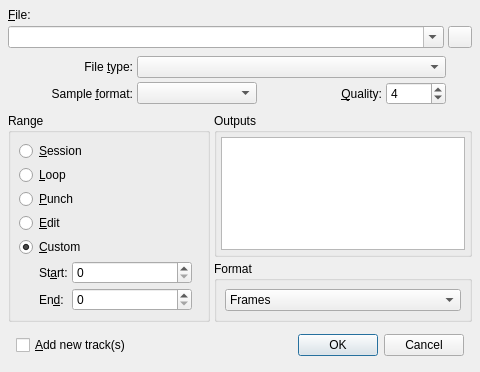
The window that src/qtractorExportForm.ui (rncbc/qtractor) describes before a commit, drawn with Qt 5.
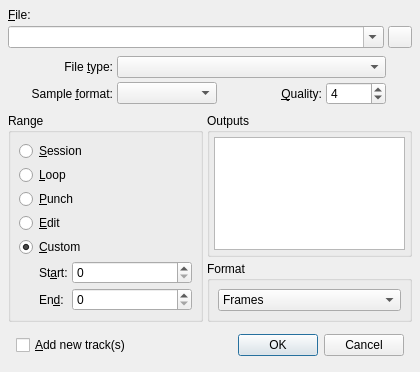
The same window after the commit. Icons and pictures are not drawn. Custom widgets are drawn as their Qt base class.

Commit message: - Make Export Tracks dialog a lil'tighter (horizontally).

```diff
--- a/src/qtractorExportForm.ui
+++ b/src/qtractorExportForm.ui
@@ -26,7 +26,7 @@
    <rect>
     <x>0</x>
     <y>0</y>
-    <width>480</width>
+    <width>420</width>
     <height>240</height>
    </rect>
   </property>
```
